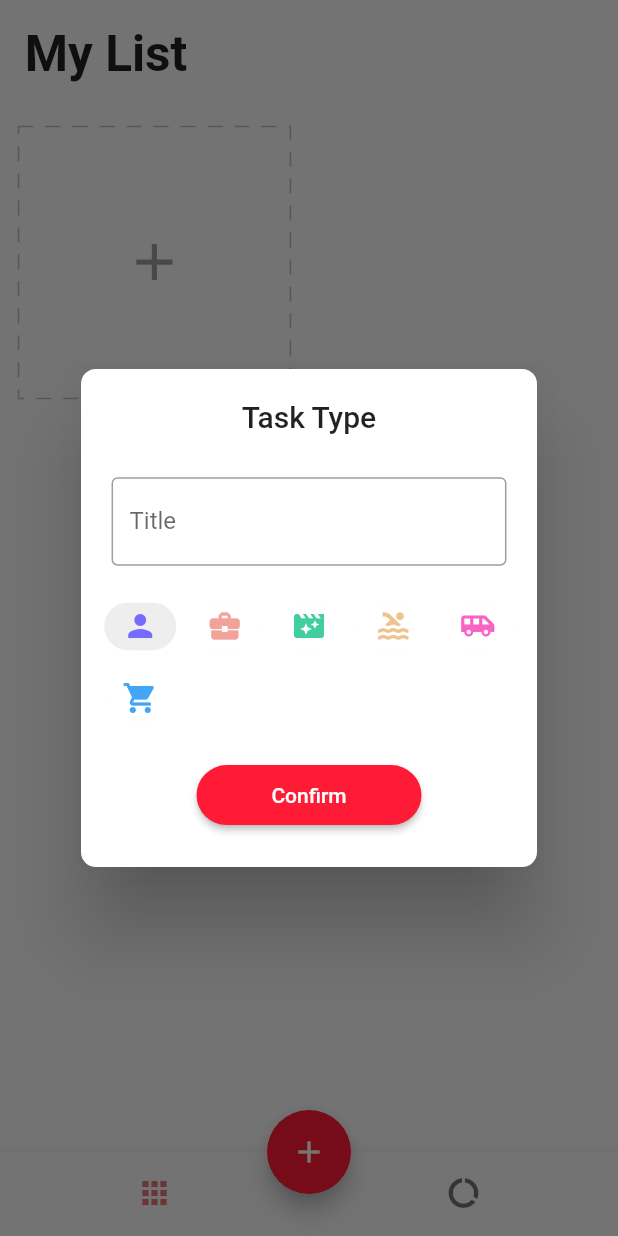
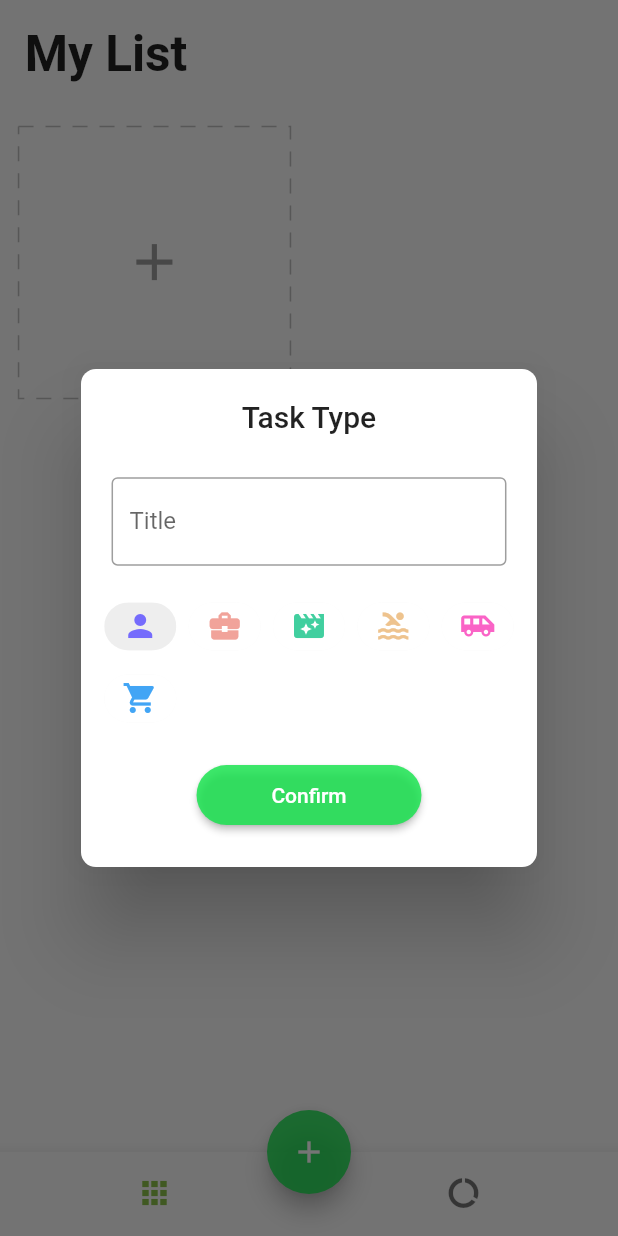
Before and after one commit to kuldeep2code/todo-app-getx-flutter, a Flutter app: the screen it shows after launch, after a tap on the "add" icon, on a phone screen of 412 x 824 dp. Run offline on Flutter 3.47's test engine with Material 2 defaults, Android fonts, the light colour scheme and no system bars; drawn by our look-alikes of dotted_border; our stand-ins replace flutter_easyloading, get, get_storage, step_progress_indicator; statements that could not run were skipped.

Commit message:
final commit

```diff
--- a/lib/app/core/values/colors.dart
+++ b/lib/app/core/values/colors.dart
@@ -6,4 +6,4 @@ const deepPink = Color(0xFFFA63C6);
 const green = Color(0xFF41CF9F);
 const yellow = Color(0xFFEEC38E);
 const lightBlue = Color(0xFF42A5F5);
-const red = Color.fromARGB(255, 255, 27, 53);
+const darkGreen = Color.fromARGB(210, 21, 228, 76);
--- a/lib/app/modules/home/view.dart
+++ b/lib/app/modules/home/view.dart
@@ -70,7 +70,8 @@ class HomePage extends GetView<HomeController> {
                   EasyLoading.showInfo('Please create task first..');
                 }
               },
-              backgroundColor: controller.deleting.value ? Colors.red : red,
+              backgroundColor:
+                  controller.deleting.value ? Colors.red : darkGreen,
               child: Icon(controller.deleting.value ? Icons.delete : Icons.add),
             ),
           );
@@ -92,7 +93,7 @@ class HomePage extends GetView<HomeController> {
             currentIndex: controller.tabIndex.value,
             showSelectedLabels: false,
             showUnselectedLabels: false,
-            selectedItemColor: Colors.red[300],
+            selectedItemColor: Colors.lightGreen,
             items: const [
               BottomNavigationBarItem(
                 label: 'Home',
--- a/lib/app/modules/home/widgets/add_card.dart
+++ b/lib/app/modules/home/widgets/add_card.dart
@@ -74,7 +74,7 @@ class AddCard extends StatelessWidget {
                     ),
                     ElevatedButton(
                       style: ElevatedButton.styleFrom(
-                        backgroundColor: red,
+                        backgroundColor: darkGreen,
                         shape: RoundedRectangleBorder(
                           borderRadius: BorderRadius.circular(20),
                         ),
--- a/lib/app/modules/home/widgets/add_dialog.dart
+++ b/lib/app/modules/home/widgets/add_dialog.dart
@@ -141,7 +141,7 @@ class AddDialog extends StatelessWidget {
                           if (homeCtrl.task.value == element)
                             const Icon(
                               Icons.check,
-                              color: red,
+                              color: darkGreen,
                             ),
                         ],
                       ),
--- a/lib/app/modules/report/view.dart
+++ b/lib/app/modules/report/view.dart
@@ -89,7 +89,7 @@ class ReportPage extends StatelessWidget {
                     totalSteps: createdTasks == 0 ? 1 : createdTasks,
                     currentStep: completedTasks,
                     stepSize: 20,
-                    selectedColor: green,
+                    selectedColor: purple,
                     unselectedColor: Colors.grey[200],
                     padding: 0,
                     width: 150,
```
